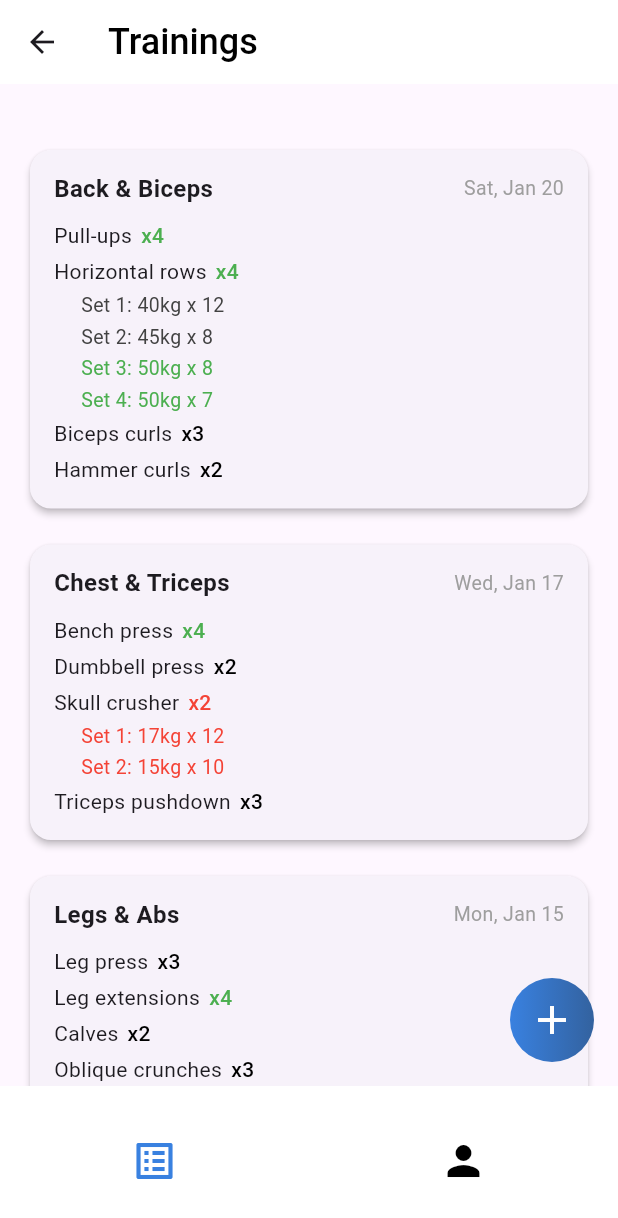
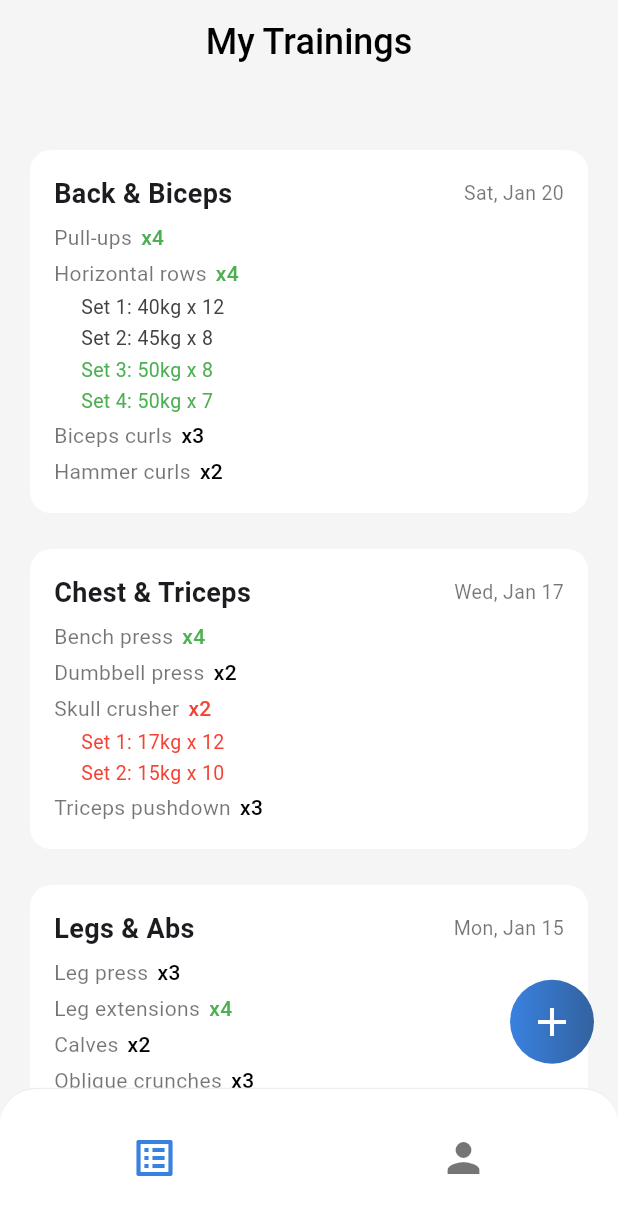
Before and after one commit to VibeTeam/fitness-tracker-frontend, a Flutter app: the screen it shows after launch, after a tap on "Sign in", on a phone screen of 412 x 824 dp. Shown: the top 1218 px of the screen. Run offline on Flutter 3.47's test engine with Material 3 defaults, Android fonts, the light colour scheme and no system bars.

Commit message:
added routes, improved nav bar and layouts

```diff
--- a/lib/main.dart
+++ b/lib/main.dart
@@ -1,8 +1,8 @@
+import 'package:fitness_tracker_frontend/screens/exercises.dart';
 import 'package:fitness_tracker_frontend/screens/exercises_page.dart';
 import 'package:fitness_tracker_frontend/screens/sign_in_page.dart';
-import 'package:fitness_tracker_frontend/screens/exercises_page.dart';
-import "/screens/main_screen.dart";
-
+import 'package:fitness_tracker_frontend/screens/sign_up_page.dart';
+import '/screens/main_screen.dart';
 import 'package:flutter/material.dart';
 
 void main() {
@@ -12,95 +12,17 @@ void main() {
 class MyApp extends StatelessWidget {
   const MyApp({super.key});
 
-  // This widget is the root of your application.
   @override
   Widget build(BuildContext context) {
-    return MaterialApp(home: SignInPage());
-  }
-}
-
-class MyHomePage extends StatefulWidget {
-  const MyHomePage({super.key, required this.title});
-
-  // This widget is the home page of your application. It is stateful, meaning
-  // that it has a State object (defined below) that contains fields that affect
-  // how it looks.
-
-  // This class is the configuration for the state. It holds the values (in this
-  // case the title) provided by the parent (in this case the App widget) and
-  // used by the build method of the State. Fields in a Widget subclass are
-  // always marked "final".
-
-  final String title;
-
-  @override
-  State<MyHomePage> createState() => _MyHomePageState();
-}
-
-class _MyHomePageState extends State<MyHomePage> {
-  int _counter = 0;
-
-  void _incrementCounter() {
-    setState(() {
-      // This call to setState tells the Flutter framework that something has
-      // changed in this State, which causes it to rerun the build method below
-      // so that the display can reflect the updated values. If we changed
-      // _counter without calling setState(), then the build method would not be
-      // called again, and so nothing would appear to happen.
-      _counter++;
-    });
-  }
-
-  @override
-  Widget build(BuildContext context) {
-    // This method is rerun every time setState is called, for instance as done
-    // by the _incrementCounter method above.
-    //
-    // The Flutter framework has been optimized to make rerunning build methods
-    // fast, so that you can just rebuild anything that needs updating rather
-    // than having to individually change instances of widgets.
-    return Scaffold(
-      appBar: AppBar(
-        // TRY THIS: Try changing the color here to a specific color (to
-        // Colors.amber, perhaps?) and trigger a hot reload to see the AppBar
-        // change color while the other colors stay the same.
-        backgroundColor: Theme.of(context).colorScheme.inversePrimary,
-        // Here we take the value from the MyHomePage object that was created by
-        // the App.build method, and use it to set our appbar title.
-        title: Text(widget.title),
-      ),
-      body: Center(
-        // Center is a layout widget. It takes a single child and positions it
-        // in the middle of the parent.
-        child: Column(
-          // Column is also a layout widget. It takes a list of children and
-          // arranges them vertically. By default, it sizes itself to fit its
-          // children horizontally, and tries to be as tall as its parent.
-          //
-          // Column has various properties to control how it sizes itself and
-          // how it positions its children. Here we use mainAxisAlignment to
-          // center the children vertically; the main axis here is the vertical
-          // axis because Columns are vertical (the cross axis would be
-          // horizontal).
-          //
-          // TRY THIS: Invoke "debug painting" (choose the "Toggle Debug Paint"
-          // action in the IDE, or press "p" in the console), to see the
-          // wireframe for each widget.
-          mainAxisAlignment: MainAxisAlignment.center,
-          children: <Widget>[
-            const Text('You have pushed the button this many times:'),
-            Text(
-              '$_counter',
-              style: Theme.of(context).textTheme.headlineMedium,
-            ),
-          ],
-        ),
-      ),
-      floatingActionButton: FloatingActionButton(
-        onPressed: _incrementCounter,
-        tooltip: 'Increment',
-        child: const Icon(Icons.add),
-      ), // This trailing comma makes auto-formatting nicer for build methods.
+    return MaterialApp(
+      debugShowCheckedModeBanner: false,
+      home: const SignInPage(),
+      routes: {
+        '/login': (context) => const SignInPage(),
+        '/register': (context) => const SignUpPage(),
+        '/main': (context) => const MainScreen(),
+        '/exercises_group': (context) => const ExercisesGroupPage(),
+      }
     );
   }
 }
--- a/lib/screens/exercises_page.dart
+++ b/lib/screens/exercises_page.dart
@@ -75,7 +75,9 @@ class _MuscleGroupCard extends StatelessWidget {
       onTap: () {
         Navigator.push(
           context,
-          MaterialPageRoute(builder: (context) => const ExercisesPage()),
+          MaterialPageRoute(
+            builder: (context) => ExercisesPage(title: title)
+          ),
         );
       },
       child: Container(
--- a/lib/screens/main_screen.dart
+++ b/lib/screens/main_screen.dart
@@ -1,4 +1,5 @@
 import 'package:flutter/material.dart';
+import '../theme/app_colors.dart';
 import 'trainings_page.dart';
 import 'profile_page.dart';
 
@@ -12,46 +13,56 @@ class MainScreen extends StatefulWidget {
 class _MainScreenState extends State<MainScreen> {
   int _selectedIndex = 0;
 
-  final List<Widget> _pages = [TrainingsPage(), ProfilePage()];
-
-  void _onItemTapped(int index) {
-    setState(() {
-      _selectedIndex = index;
-    });
-  }
+  final List<Widget> _pages = [
+    const TrainingsPage(),
+    const ProfilePage()
+  ];
 
   @override
   Widget build(BuildContext context) {
     return Scaffold(
-      body: _pages[_selectedIndex],
+      backgroundColor: AppColors.grey,
+      body: IndexedStack(
+        index: _selectedIndex,
+        children: _pages,
+      ),
       bottomNavigationBar: Container(
-        height: 100,
-        color: Colors.white,
-        child: Row(
-          mainAxisAlignment: MainAxisAlignment.spaceAround,
-          crossAxisAlignment: CrossAxisAlignment.center,
-          children: [
-            IconButton(
-              icon: Icon(
-                Icons.list_alt,
-                size: 32,
-                color: _selectedIndex == 0
-                    ? Color.fromRGBO(57, 129, 224, 1)
-                    : Colors.black,
+        height: MediaQuery.of(context).size.height * 0.12,
+        decoration: BoxDecoration(
+          border: Border(top: BorderSide(color: Colors.grey.shade200)),
+          color: Colors.white,
+          borderRadius: const BorderRadius.only(
+            topLeft: Radius.circular(24), topRight: Radius.circular(24),
+          ),
+        ),
+        child: ClipRRect(
+          borderRadius: const BorderRadius.only(
+            topRight: Radius.circular(24), topLeft: Radius.circular(24),
+          ),
+          child: BottomNavigationBar(
+            currentIndex: _selectedIndex,
+            elevation: 0,
+            backgroundColor: Colors.white,
+            onTap: (index) {
+              setState(() {
+                _selectedIndex = index;
+              });
+            },
+            iconSize: 32,
+            showSelectedLabels: false,
+            showUnselectedLabels: false,
+            selectedItemColor: AppColors.primaryBlue,
+            items: <BottomNavigationBarItem>[
+              const BottomNavigationBarItem(
+                icon: Icon(Icons.list_alt_outlined),
+                label: 'trainings',
               ),
-              onPressed: () => _onItemTapped(0),
-            ),
-            IconButton(
-              icon: Icon(
-                Icons.person,
-                size: 32,
-                color: _selectedIndex == 1
-                    ? Color.fromRGBO(57, 129, 224, 1)
-                    : Colors.black,
-              ),
-              onPressed: () => _onItemTapped(1),
-            ),
-          ],
+              const BottomNavigationBarItem(
+                icon: Icon(Icons.person),
+                label: 'profile'
+              )
+            ]
+          ),
         ),
       ),
     );
--- a/lib/screens/profile_page.dart
+++ b/lib/screens/profile_page.dart
@@ -8,8 +8,10 @@ class ProfilePage extends StatelessWidget {
   Widget build(BuildContext context) {
     return Scaffold(
       appBar: AppBar(
-        backgroundColor: AppColors.white,
+        backgroundColor: AppColors.grey,
         elevation: 0,
+        scrolledUnderElevation: 0,
+        centerTitle: true,
         title: const Text(
           'Profile',
           style: TextStyle(
@@ -20,7 +22,7 @@ class ProfilePage extends StatelessWidget {
           textAlign: TextAlign.center,
         ),
       ),
-      backgroundColor: const Color.fromRGBO(245, 245, 245, 1),
+      backgroundColor: AppColors.grey,
       body: SafeArea(
         child: Column(
           crossAxisAlignment: CrossAxisAlignment.center,
--- a/lib/screens/sign_in_page.dart
+++ b/lib/screens/sign_in_page.dart
@@ -1,8 +1,7 @@
-import 'package:fitness_tracker_frontend/screens/main_screen.dart';
 import 'package:flutter/material.dart';
+import '../theme/app_colors.dart';
 import '../widgets/primary_button.dart';
 import '../widgets/custom_text_field.dart';
-import '../screens/sign_up_page.dart';
 
 class SignInPage extends StatelessWidget {
   const SignInPage({super.key});
@@ -10,14 +9,14 @@ class SignInPage extends StatelessWidget {
   @override
   Widget build(BuildContext context) {
     return Scaffold(
-      backgroundColor: Colors.grey[100],
+      backgroundColor: AppColors.grey,
       body: SafeArea(
         child: Stack(
           children: [
             Center(
               child: SingleChildScrollView(
                 padding: const EdgeInsets.symmetric(
-                  horizontal: 32,
+                  horizontal: 24,
                   vertical: 24,
                 ),
                 child: Column(
@@ -28,81 +27,83 @@ class SignInPage extends StatelessWidget {
                     const Text(
                       'Welcome back!',
                       style: TextStyle(
-                        fontSize: 26,
+                        fontSize: 24,
                         fontWeight: FontWeight.bold,
                       ),
                       textAlign: TextAlign.center,
                     ),
-                    const SizedBox(height: 8),
+                    const SizedBox(height: 4),
                     RichText(
                       textAlign: TextAlign.center,
                       text: const TextSpan(
                         text: 'Sign ',
                         style: TextStyle(
-                          fontSize: 22,
+                          fontSize: 24,
                           color: Colors.black,
-                          fontWeight: FontWeight.w500,
+                          fontWeight: FontWeight.bold,
                         ),
                         children: [
                           TextSpan(
                             text: 'in',
                             style: TextStyle(
-                              color: Color(0xFF2979FF),
-                              fontWeight: FontWeight.w600,
+                              color: AppColors.primaryBlue,
+                              fontWeight: FontWeight.bold,
                             ),
                           ),
                         ],
                       ),
                     ),
-                    const SizedBox(height: 32),
+                    const SizedBox(height: 24),
                     const CustomTextField(
                       hintText: 'Email',
                       keyboardType: TextInputType.emailAddress,
                     ),
-                    const SizedBox(height: 16),
+                    const SizedBox(height: 10),
                     const CustomTextField(
                       hintText: 'Password',
                       obscureText: true,
                     ),
-                    const SizedBox(height: 28),
+                    const SizedBox(height: 10),
                     PrimaryButton(
                       text: 'Sign in',
                       onPressed: () {
-                        Navigator.push(
+                        Navigator.pushReplacementNamed(
                           context,
-                          MaterialPageRoute(
-                            builder: (context) => const MainScreen(),
-                          ),
+                          '/main'
                         );
                       },
                     ),
-                    const SizedBox(height: 32),
-                    const SizedBox(height: 16),
+                    const SizedBox(height: 48),
                   ],
                 ),
               ),
             ),
             Positioned(
-              bottom: 5,
+              bottom: 15,
               left: 0,
               right: 0,
               child: Row(
                 mainAxisAlignment: MainAxisAlignment.center,
                 children: [
-                  const Text('Not registered? '),
+                  const Text(
+                    'Not registered? ',
+                    style: TextStyle(
+                      fontSize: 16,
+                      fontWeight: FontWeight.w500,
+                    ),
+                  ),
                   GestureDetector(
                     onTap: () {
-                      Navigator.push(
+                      Navigator.pushReplacementNamed(
                         context,
-                        MaterialPageRoute(
-                          builder: (context) => const SignUpPage(),
-                        ),
+                        '/register'
                       );
                     }, // TODO: Навигация на SignUpPage
                     child: const Text(
                       'Sign up',
                       style: TextStyle(
-                        color: Color(0xFF2979FF),
+                        color: AppColors.primaryBlue,
+                        fontSize: 16,
                         fontWeight: FontWeight.w500,
                       ),
                     ),
--- a/lib/screens/trainings_page.dart
+++ b/lib/screens/trainings_page.dart
@@ -7,11 +7,14 @@ class TrainingsPage extends StatelessWidget {
   @override
   Widget build(BuildContext context) {
     return Scaffold(
+      backgroundColor: AppColors.grey,
       appBar: AppBar(
-        backgroundColor: AppColors.white,
+        backgroundColor: AppColors.grey,
         elevation: 0,
+        scrolledUnderElevation: 0,
+        centerTitle: true,
         title: const Text(
-          'Trainings',
+          'My Trainings',
           style: TextStyle(
             color: AppColors.black,
             fontSize: 24,
@@ -22,11 +25,12 @@ class TrainingsPage extends StatelessWidget {
       ),
       body: SafeArea(
         child: ListView(
+          physics: const BouncingScrollPhysics(),
           padding: const EdgeInsets.symmetric(horizontal: 16, vertical: 20),
           children: [
             const SizedBox(height: 20),
             // Back & Biceps
-            _TrainingCard(
+            const _TrainingCard(
               title: 'Back & Biceps',
               date: 'Sat, Jan 20',
               exercises: [
@@ -42,7 +46,7 @@ class TrainingsPage extends StatelessWidget {
             ),
             const SizedBox(height: 16),
             // Chest & Triceps
-            _TrainingCard(
+            const _TrainingCard(
               title: 'Chest & Triceps',
               date: 'Wed, Jan 17',
               exercises: [
@@ -56,7 +60,7 @@ class TrainingsPage extends StatelessWidget {
             ),
             const SizedBox(height: 16),
             // Legs & Abs
-            _TrainingCard(
+            const _TrainingCard(
               title: 'Legs & Abs',
               date: 'Mon, Jan 15',
               exercises: [
@@ -72,7 +76,7 @@ class TrainingsPage extends StatelessWidget {
         ),
       ),
       floatingActionButton: Container(
-        decoration: BoxDecoration(
+        decoration: const BoxDecoration(
           shape: BoxShape.circle,
           gradient: AppColors.primaryGradient,
         ),
@@ -84,7 +88,7 @@ class TrainingsPage extends StatelessWidget {
             showModalBottomSheet(
               context: context,
               isScrollControlled: true,
-              backgroundColor: AppColors.grey,
+              backgroundColor: AppColors.white,
               shape: const RoundedRectangleBorder(
                 borderRadius: BorderRadius.vertical(top: Radius.circular(24)),
               ),
@@ -95,7 +99,7 @@ class TrainingsPage extends StatelessWidget {
                 expand: false,
                 builder: (context, scrollController) => SingleChildScrollView(
                   controller: scrollController,
-                  child: _AddTrainingModal(),
+                  child: const _AddTrainingModal(),
                 ),
               ),
             );
@@ -123,10 +127,11 @@ class _TrainingCard extends StatelessWidget {
   @override
   Widget build(BuildContext context) {
     return Card(
+      color: Colors.white,
       shape: RoundedRectangleBorder(borderRadius: BorderRadius.circular(14)),
-      elevation: 2,
+      elevation: 0,
       child: Padding(
-        padding: const EdgeInsets.symmetric(horizontal: 16, vertical: 14),
+        padding: const EdgeInsets.all(16),
         child: Column(
           crossAxisAlignment: CrossAxisAlignment.start,
           children: [
@@ -136,17 +141,17 @@ class _TrainingCard extends StatelessWidget {
                 Text(
                   title,
                   style: const TextStyle(
-                    fontSize: 16,
+                    fontSize: 18,
                     fontWeight: FontWeight.bold,
                   ),
                 ),
                 Text(
                   date,
-                  style: const TextStyle(fontSize: 13, color: Colors.grey),
+                  style: const TextStyle(fontSize: 13, color: Colors.black54),
                 ),
               ],
             ),
-            const SizedBox(height: 8),
+            const SizedBox(height: 4),
             ...exercises,
           ],
         ),
@@ -168,7 +173,12 @@ class _ExerciseRow extends StatelessWidget {
       padding: const EdgeInsets.symmetric(vertical: 2),
       child: Row(
         children: [
-          Text(name),
+          Text(
+            name,
+            style: const TextStyle(
+              color: Colors.black54
+            ),
+          ),
           const SizedBox(width: 6),
           Text(
             count,
@@ -202,7 +212,7 @@ class _SetRow extends StatelessWidget {
 }
 
 class _AddTrainingModal extends StatelessWidget {
-  const _AddTrainingModal({Key? key}) : super(key: key);
+  const _AddTrainingModal({super.key});
 
   @override
   Widget build(BuildContext context) {
@@ -211,7 +221,7 @@ class _AddTrainingModal extends StatelessWidget {
         children: [
           SizedBox(
             child: Container(
-              decoration: BoxDecoration(
+              decoration: const BoxDecoration(
                 color: AppColors.white,
                 borderRadius: BorderRadius.only(
                   topLeft: Radius.circular(24),
@@ -252,6 +262,7 @@ class _AddTrainingModal extends StatelessWidget {
                     ),
                     const SizedBox(height: 20),
                     TextField(
+                      controller: null,
                       decoration: InputDecoration(
                         hintText: 'Enter title',
                         filled: true,
@@ -288,7 +299,7 @@ class _AddTrainingModal extends StatelessWidget {
                         ],
                       ),
                     ),
-                    const SizedBox(height: 24),
+                    const SizedBox(height: 40),
                   ],
                 ),
               ),
@@ -305,7 +316,10 @@ class _AddTrainingModal extends StatelessWidget {
                 mainAxisSize: MainAxisSize.max,
                 children: [
                   TextButton(
-                    onPressed: () {},
+                    onPressed: () => Navigator.pushNamed(
+                      context,
+                      '/exercises_group'
+                    ),
                     child: const Text(
                       'Add exercise',
                       style: TextStyle(color: Color(0xFF3981E0), fontSize: 16),
--- a/lib/theme/app_colors.dart
+++ b/lib/theme/app_colors.dart
@@ -1,10 +1,10 @@
 import 'package:flutter/material.dart';
 
 class AppColors {
-  static const Color primaryBlue = Color.fromRGBO(57, 129, 224, 1);
+  static const Color primaryBlue = Color(0xff3981E0);
   static const Color black = Colors.black;
   static const Color white = Colors.white;
-  static const Color grey = Color.fromRGBO(245, 245, 245, 1);
+  static const Color grey = Color(0xffF5F5F5);
   static const Gradient primaryGradient = LinearGradient(
     begin: Alignment.centerLeft,
     end: Alignment.centerRight,
--- a/lib/widgets/custom_text_field.dart
+++ b/lib/widgets/custom_text_field.dart
@@ -21,18 +21,24 @@ class CustomTextField extends StatelessWidget {
       keyboardType: keyboardType,
       decoration: InputDecoration(
         hintText: hintText,
+        hintStyle: const TextStyle(
+          color: Color(0xff7F7F7F),
+        ),
         filled: true,
         fillColor: Colors.white,
         contentPadding: const EdgeInsets.symmetric(
-          vertical: 16,
-          horizontal: 20,
+          vertical: 12,
+          horizontal: 16,
         ),
         border: OutlineInputBorder(
           borderRadius: BorderRadius.circular(borderRadius),
           borderSide: BorderSide.none,
         ),
       ),
-      style: const TextStyle(fontSize: 16),
+      style: const TextStyle(
+        fontSize: 16,
+        fontWeight: FontWeight.w500,
+      ),
     );
   }
 }
```
Also changed, not shown: analysis_options.yaml (+38 -23 lines), lib/screens/exercises.dart (+5 -4 lines), lib/screens/sign_up_page.dart (+26 -23 lines), 1 other file.
